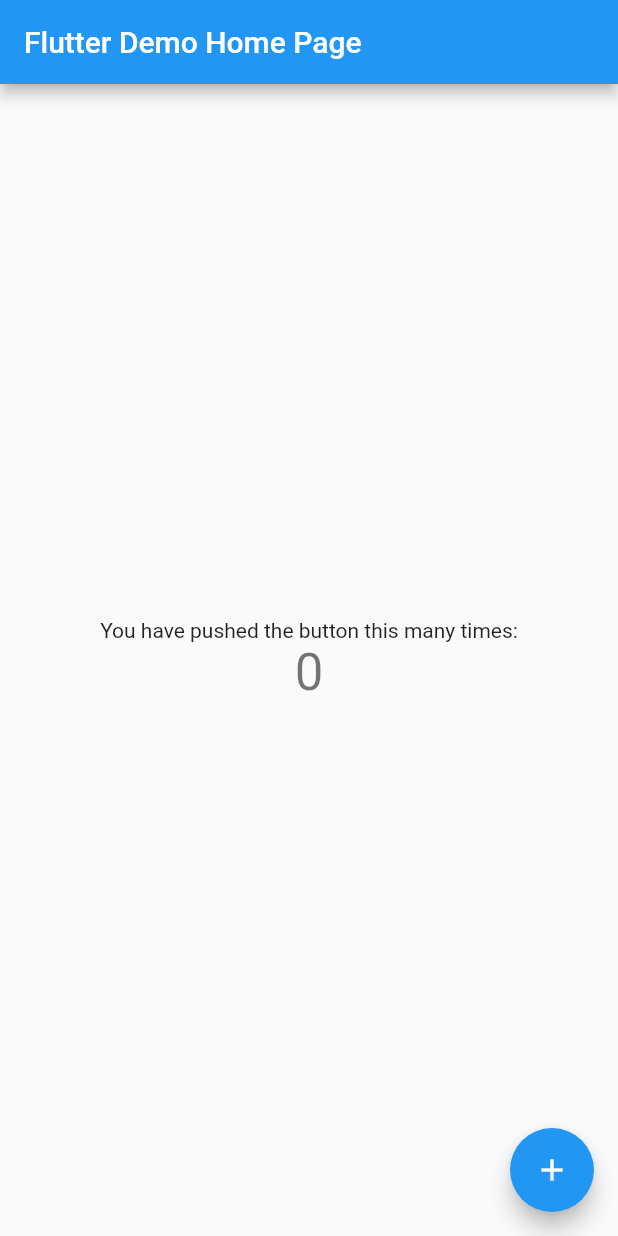
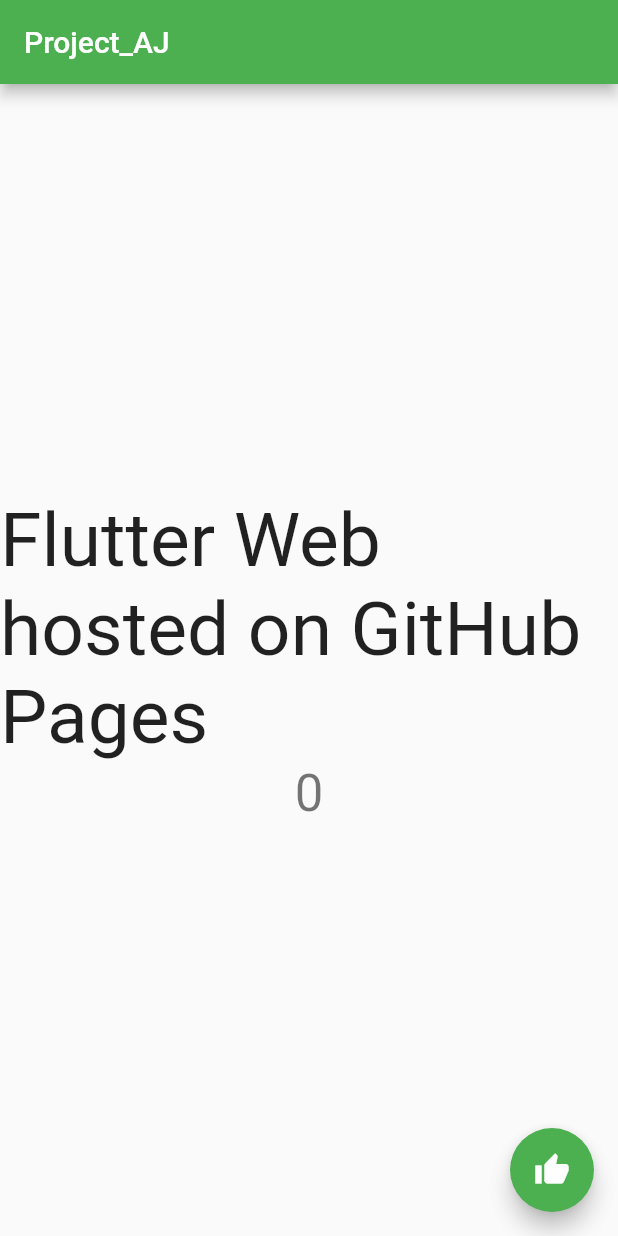
Before and after one commit to ProjectAJ14/project_aj, a Flutter app: the screen it shows after launch, on a phone screen of 412 x 824 dp. Run offline on Flutter 3.47's test engine with Material 2 defaults, Android fonts, the light colour scheme and no system bars.

Commit message:
Updated titles/text and theme

```diff
--- a/lib/main.dart
+++ b/lib/main.dart
@@ -22,9 +22,9 @@
         // or simply save your changes to "hot reload" in a Flutter IDE).
         // Notice that the counter didn't reset back to zero; the application
         // is not restarted.
-        primarySwatch: Colors.blue,
+        primarySwatch: Colors.green,
       ),
-      home: const MyHomePage(title: 'Flutter Demo Home Page'),
+      home: const MyHomePage(title: 'Project_AJ'),
     );
   }
 }
@@ -96,7 +96,8 @@
           mainAxisAlignment: MainAxisAlignment.center,
           children: <Widget>[
             const Text(
-              'You have pushed the button this many times:',
+              'Flutter Web hosted on GitHub Pages',
+              style: TextStyle(fontSize: 50),
             ),
             Text(
               '$_counter',
@@ -107,8 +108,8 @@
       ),
       floatingActionButton: FloatingActionButton(
         onPressed: _incrementCounter,
-        tooltip: 'Increment',
-        child: const Icon(Icons.add),
+        tooltip: 'thumb_up',
+        child: const Icon(Icons.thumb_up),
       ), // This trailing comma makes auto-formatting nicer for build methods.
     );
   }
```
